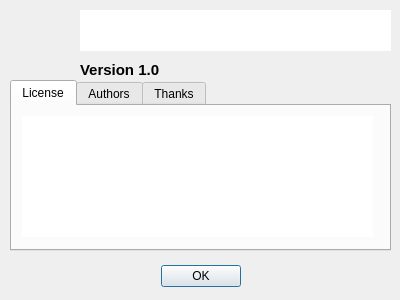
Above: jpconj/about.ui from anqafalak/japkatsuyou before the change. Below: the same form after it.
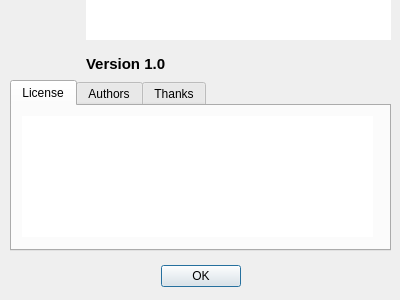
That is the form after the change. Icons and pictures are not drawn.

Diff of the .ui file:
```diff
--- a/jpconj/about.ui
+++ b/jpconj/about.ui
@@ -75,45 +75,6 @@
     <bool>true</bool>
    </property>
   </widget>
-  <widget class="QLabel" name="logo">
-   <property name="geometry">
-    <rect>
-     <x>0</x>
-     <y>0</y>
-     <width>71</width>
-     <height>71</height>
-    </rect>
-   </property>
-   <property name="text">
-    <string/>
-   </property>
-   <property name="pixmap">
-    <pixmap resource="icons.qrc">:/img/icon.png</pixmap>
-   </property>
-   <property name="scaledContents">
-    <bool>true</bool>
-   </property>
-  </widget>
-  <widget class="QLabel" name="verl">
-   <property name="geometry">
-    <rect>
-     <x>80</x>
-     <y>60</y>
-     <width>311</width>
-     <height>20</height>
-    </rect>
-   </property>
-   <property name="font">
-    <font>
-     <pointsize>11</pointsize>
-     <weight>75</weight>
-     <bold>true</bold>
-    </font>
-   </property>
-   <property name="text">
-    <string notr="true">Version 1.0</string>
-   </property>
-  </widget>
   <widget class="QTabWidget" name="infot">
    <property name="geometry">
     <rect>
@@ -232,14 +193,50 @@
     </widget>
    </widget>
   </widget>
+  <widget class="QWidget" name="horizontalLayoutWidget">
+   <property name="geometry">
+    <rect>
+     <x>10</x>
+     <y>0</y>
+     <width>381</width>
+     <height>81</height>
+    </rect>
+   </property>
+   <layout class="QHBoxLayout" name="horizontalLayout_2">
+    <item>
+     <widget class="QLabel" name="logo">
+      <property name="minimumSize">
+       <size>
+        <width>70</width>
+        <height>70</height>
+       </size>
+      </property>
+      <property name="maximumSize">
+       <size>
+        <width>70</width>
+        <height>70</height>
+       </size>
+      </property>
+      <property name="text">
+       <string/>
+      </property>
+      <property name="pixmap">
+       <pixmap resource="icons.qrc">:/img/icon.png</pixmap>
+      </property>
+      <property name="scaledContents">
+       <bool>true</bool>
+      </property>
+     </widget>
+    </item>
+    <item>
+     <layout class="QVBoxLayout" name="verticalLayout">
+      <item>
   <widget class="QTextBrowser" name="aboutText">
-   <property name="geometry">
-    <rect>
-     <x>80</x>
-     <y>10</y>
-     <width>311</width>
-     <height>41</height>
-    </rect>
+        <property name="maximumSize">
+         <size>
+          <width>16777215</width>
+          <height>40</height>
+         </size>
    </property>
    <property name="frameShape">
     <enum>QFrame::NoFrame</enum>
@@ -263,6 +260,25 @@
    <property name="openLinks">
     <bool>false</bool>
    </property>
+       </widget>
+      </item>
+      <item>
+       <widget class="QLabel" name="verl">
+        <property name="font">
+         <font>
+          <pointsize>11</pointsize>
+          <weight>75</weight>
+          <bold>true</bold>
+         </font>
+        </property>
+        <property name="text">
+         <string notr="true">Version 1.0</string>
+        </property>
+       </widget>
+      </item>
+     </layout>
+    </item>
+   </layout>
   </widget>
  </widget>
  <resources>
```
Lines whose indentation alone changed are shown as unchanged.
